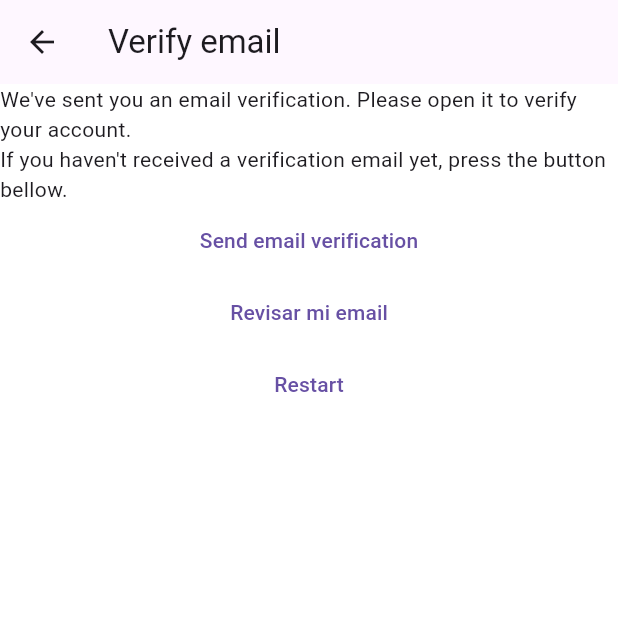
After one commit to amorindev/mobile-ecommerce, a Flutter app: the EmailVerificationTest screen opened directly, on a phone screen of 412 x 824 dp, the top half of it. The commit adds this screen. Run offline on Flutter 3.47's test engine with Material 3 defaults, Android fonts, the phone set to English and light mode, and no system bars; our stand-ins replace bloc, dio, equatable, fixnum, flutter_bloc, flutter_dotenv and 5 more; missing offline and left inert: flutter_branch_sdk, grpc, protobuf; accounts and stored records are empty.

Commit message:
start recover

```diff
--- a/lib/main.dart
+++ b/lib/main.dart
@@ -1,9 +1,11 @@
 import 'dart:async';
+import 'package:flu_go_jwt/services/auth/bloc/auth_bloc.dart';
 import 'package:flutter/material.dart';
 
 import 'package:flu_go_jwt/app.dart';
 import 'package:flu_go_jwt/services/auth/constants/constants.dart';
 import 'package:flu_go_jwt/services/auth/models/model.dart';
+import 'package:flutter_bloc/flutter_bloc.dart';
 import 'package:flutter_branch_sdk/flutter_branch_sdk.dart';
 
 import 'dart:developer' as developer show log;
@@ -44,6 +46,7 @@ Future<void> main() async {
   await Hive.openBox<Session>(AppConstants.authHiveKey);
   //await Hive.openBox<List<Session>>("auth");
 
+  Bloc.observer = AuthBlocObserver();
   runApp(const MainApp());
 }
 
--- /dev/null
+++ b/lib/screens/auth/email_verification_test.dart
@@ -0,0 +1,60 @@
+// * verify con solo enlace
+// * verify con otp
+// * parece que puedo usar la misma pantalla se a confirmado sucessfully bolver al home
+// *
+
+// * Como definir la lógica por ejemplo al registrarse el backend envia un send email si falla
+// * 'err-send-email' y volvemos a enviar desde esta pantalla, si no se prouduce este tipo de error,
+// * mostramos Se envio un mensaje
+
+import 'package:flu_go_jwt/services/auth/bloc/auth_bloc.dart';
+import 'package:flutter/material.dart';
+import 'package:flutter_bloc/flutter_bloc.dart';
+
+class EmailVerificationTest extends StatelessWidget {
+  const EmailVerificationTest({super.key});
+
+  @override
+  Widget build(BuildContext context) {
+    return Scaffold(
+      appBar: AppBar(
+        title: const Text("Verify email"),
+      ),
+      body: ListView(
+        children: [
+          const Text(
+            'We\'ve sent you an email verification. Please open it to verify your account.',
+          ),
+          const Text(
+            'If you haven\'t received a verification email yet, press the button bellow.',
+          ),
+          TextButton(
+            onPressed: () {
+              context.read<AuthBloc>().add(
+                    const AuthEventSendEmailVerification(),
+                  );
+            },
+            child: const Text('Send email verification'),
+          ),
+          TextButton(
+            onPressed: () {
+              // usando url launcher
+            },
+            child: const Text("Revisar mi email"),
+          ),
+          // * teniamos la lógica de hacer register y ya no valover a la página de login
+          // * pero como obtengo la session, como el usuario se registro ya tengo el usuario
+          // * el usuario cuando toca el token retorna a mi app, entonces envio sus datos y el token
+          // * e inicio session o (no adecuado puede ser por que pasará a no ser que verifique su email, que
+          // * pasa con los tokens) al registrar creo el usuaario e inicio session - ver cual es el
+          // * flujo correcto
+          TextButton(
+              onPressed: () {
+                context.read<AuthBloc>().add(const AuthEventSignOut());
+              },
+              child: const Text('Restart'))
+        ],
+      ),
+    );
+  }
+}
--- a/lib/screens/email_verification_screen.dart
+++ b/lib/screens/email_verification_screen.dart
@@ -1,43 +1,31 @@
-import 'package:flu_go_jwt/services/branchio/provider/provider.dart';
+import 'package:flu_go_jwt/router/routes.dart';
+import 'package:flu_go_jwt/services/auth/bloc/auth_bloc.dart';
 import 'package:flutter/material.dart';
-import 'package:provider/provider.dart';
-
-/* class EmailVerificationScreen extends StatelessWidget {
-  const EmailVerificationScreen({super.key});
-
-  @override
-  Widget build(BuildContext context) {
-    final branchIoProvider = Provider.of<BranchIoProvider>(context);
-    return Scaffold(
-      body: SafeArea(
-        child: ListView(
-          children: [
-            branchIoProvider.deepLinkData != null
-                ? Column(
-                    children: [
-                      Text(branchIoProvider.deepLinkData.toString()),
-                      Text(branchIoProvider.deepLinkData!['token'])
-                    ],
-                  )
-                : const Text("is nullllllll")
-          ],
-        ),
-      ),
-    );
-  }
-} */
+import 'package:flutter_bloc/flutter_bloc.dart';
+import 'package:go_router/go_router.dart';
 
 class EmailVerificationScreen extends StatelessWidget {
   const EmailVerificationScreen({super.key});
 
   @override
   Widget build(BuildContext context) {
-    return const Scaffold(
-      body: SafeArea(
-        child: Center(
-          child: Text("llegamossssssssssssssssssss"),
-        ),
-      ),
+    return BlocConsumer<AuthBloc, AuthState>(
+      listener: (context, state) {
+        if (state is AuthStateBranchIoStateDeepLinkToken) {
+          if (!state.isLoading) {
+            GoRouter.of(context).go(AppRoutes.emailVerifiedRoute);
+          }
+        }
+      },
+      builder: (context, state) {
+        return Scaffold(
+          body: SafeArea(
+            child: ListView(
+              children: const [Text("Email verified successfully")],
+            ),
+          ),
+        );
+      },
     );
   }
 }
--- a/lib/screens/home_screen.dart
+++ b/lib/screens/home_screen.dart
@@ -1,15 +1,12 @@
 import 'package:flu_go_jwt/services/auth/models/model.dart';
-import 'package:flu_go_jwt/services/auth/provider/provider.dart';
 import 'package:flutter/material.dart';
 import 'package:go_router/go_router.dart';
-import 'package:provider/provider.dart' as provider_pkg;
 
 class HomeScreen extends StatelessWidget {
   const HomeScreen({super.key});
 
   @override
   Widget build(BuildContext context) {
-    //final authProvider = provider_pkg.Provider.of<AuthProvider>(context);
     return Scaffold(
       appBar: AppBar(
         title: const Text("Home Screen"),
--- a/lib/services/auth/bloc/auth_event.dart
+++ b/lib/services/auth/bloc/auth_event.dart
@@ -137,3 +137,8 @@ class AuthEventBranchIoEventSuscribe extends AuthEvent {
 class AuthEventBranchIoEventCancellAllSuscriptions extends AuthEvent {
   const AuthEventBranchIoEventCancellAllSuscriptions();
 }
+
+class AuthEventNewTokenReceived extends AuthEvent {
+  final String token;
+  const AuthEventNewTokenReceived({required this.token});
+}
--- a/lib/services/auth/bloc/auth_state.dart
+++ b/lib/services/auth/bloc/auth_state.dart
@@ -69,8 +69,10 @@ class AuthStateNeedsVerification extends AuthState {
 // * si el backen retorna el usuario al sign up logout puede tener el user¡
 class AuthStateSignedOut extends AuthState {
   final Exception? exception;
+
   const AuthStateSignedOut({
     required this.exception,
+
     required super.isLoading,
     super.loadingText,
   });
--- a/pubspec.yaml
+++ b/pubspec.yaml
@@ -23,7 +23,6 @@ dependencies:
   http: ^1.2.2
   path_url_strategy_module: ^1.0.2
   protobuf: ^3.1.0
-  provider: ^6.1.2
   shared_preferences: ^2.5.2
 
 dev_dependencies:
```
Also changed, not shown: lib/app.dart (+1 -52 lines), lib/router/router.dart (+74 -26 lines), lib/screens/auth/auth_bloc_listener.dart (+17 -14 lines), lib/screens/auth/email_verified_screen.dart (added, +27 -0 lines), lib/screens/auth/sign_in_screen.dart (+43 -20 lines), lib/screens/auth/sign_up_screen.dart (+10 -1 lines), lib/services/auth/bloc/auth_bloc.dart (+26 -29 lines), pubspec.lock.
